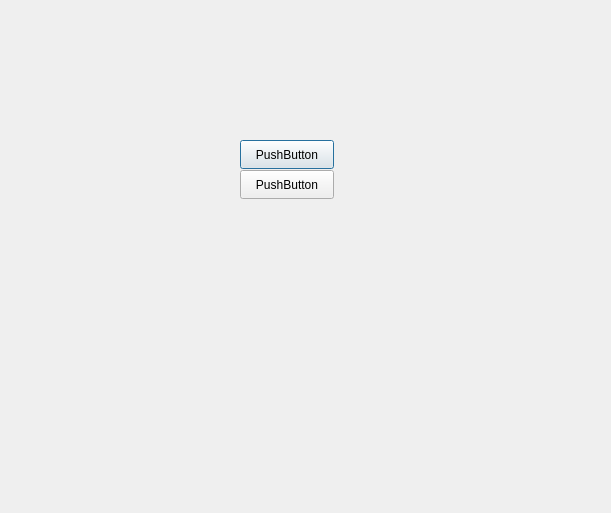
Above: pin-kontrol/ui/tasarim.ui from icalik/pin-kontrol before the change. Below: the same form after it.
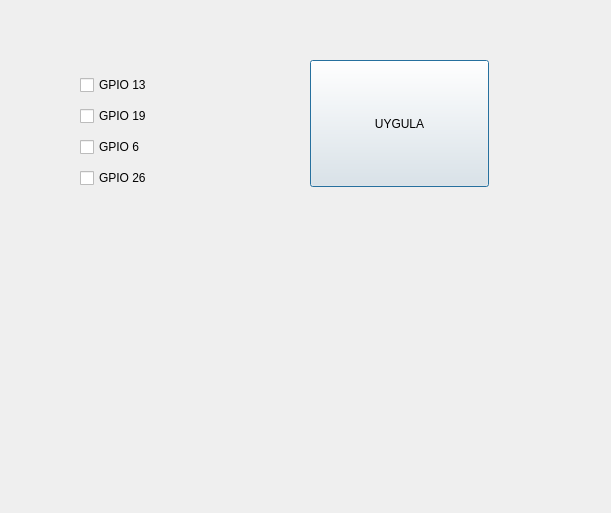
That is the form after the change.

Commit message: Tasarım

Diff of the .ui file:
```diff
--- a/pin-kontrol/ui/tasarim.ui
+++ b/pin-kontrol/ui/tasarim.ui
@@ -19,30 +19,81 @@
   <property name="layoutDirection">
    <enum>Qt::RightToLeft</enum>
   </property>
-  <widget class="QPushButton" name="pushButton">
+  <widget class="QWidget" name="verticalLayoutWidget_2">
    <property name="geometry">
     <rect>
-     <x>240</x>
-     <y>140</y>
-     <width>94</width>
-     <height>29</height>
+     <x>80</x>
+     <y>70</y>
+     <width>91</width>
+     <height>124</height>
     </rect>
    </property>
-   <property name="text">
-    <string>PushButton</string>
-   </property>
+   <layout class="QVBoxLayout" name="verticalLayout_3">
+    <item>
+     <widget class="QCheckBox" name="chkbx_13">
+      <property name="layoutDirection">
+       <enum>Qt::LeftToRight</enum>
+      </property>
+      <property name="text">
+       <string>GPIO 13</string>
+      </property>
+     </widget>
+    </item>
+    <item>
+     <widget class="QCheckBox" name="chkbx_19">
+      <property name="layoutDirection">
+       <enum>Qt::LeftToRight</enum>
+      </property>
+      <property name="text">
+       <string>GPIO 19</string>
+      </property>
+     </widget>
+    </item>
+    <item>
+     <widget class="QCheckBox" name="chkbx_06">
+      <property name="layoutDirection">
+       <enum>Qt::LeftToRight</enum>
+      </property>
+      <property name="text">
+       <string>GPIO 6</string>
+      </property>
+     </widget>
+    </item>
+    <item>
+     <widget class="QCheckBox" name="chkbx_26">
+      <property name="enabled">
+       <bool>true</bool>
+      </property>
+      <property name="layoutDirection">
+       <enum>Qt::LeftToRight</enum>
+      </property>
+      <property name="text">
+       <string>GPIO 26</string>
+      </property>
+      <property name="checked">
+       <bool>false</bool>
+      </property>
+     </widget>
+    </item>
+   </layout>
   </widget>
   <widget class="QPushButton" name="pushButton_2">
    <property name="geometry">
     <rect>
-     <x>240</x>
-     <y>170</y>
-     <width>94</width>
-     <height>29</height>
+     <x>310</x>
+     <y>60</y>
+     <width>179</width>
+     <height>127</height>
     </rect>
    </property>
+   <property name="sizePolicy">
+    <sizepolicy hsizetype="Ignored" vsizetype="Ignored">
+     <horstretch>0</horstretch>
+     <verstretch>0</verstretch>
+    </sizepolicy>
+   </property>
    <property name="text">
-    <string>PushButton</string>
+    <string>UYGULA</string>
    </property>
   </widget>
  </widget>
```
Left out of the diff: 2 changed lines with no effect on the pictures.
